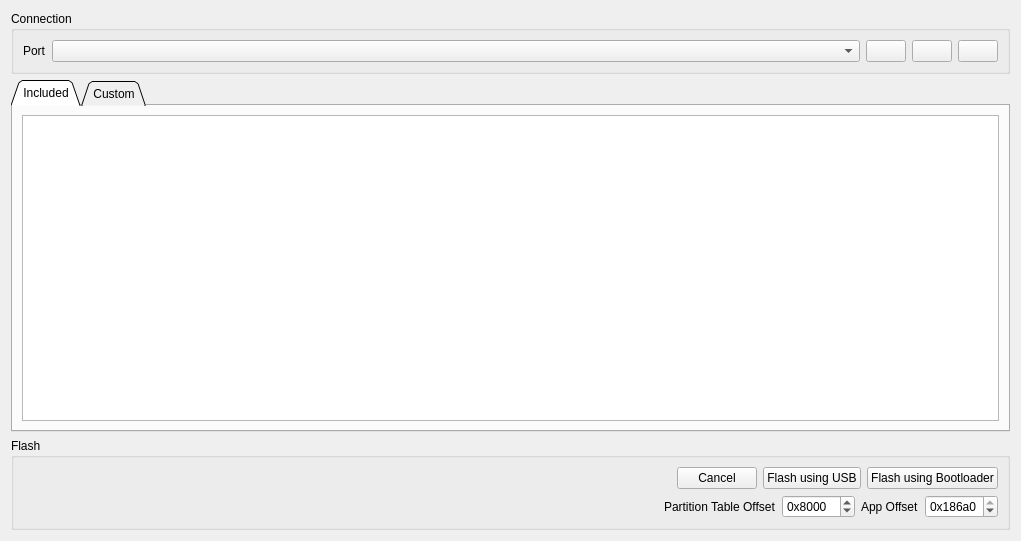
Old version of the form pages/pageespprog.ui in the repository vedderb/vesc_tool.
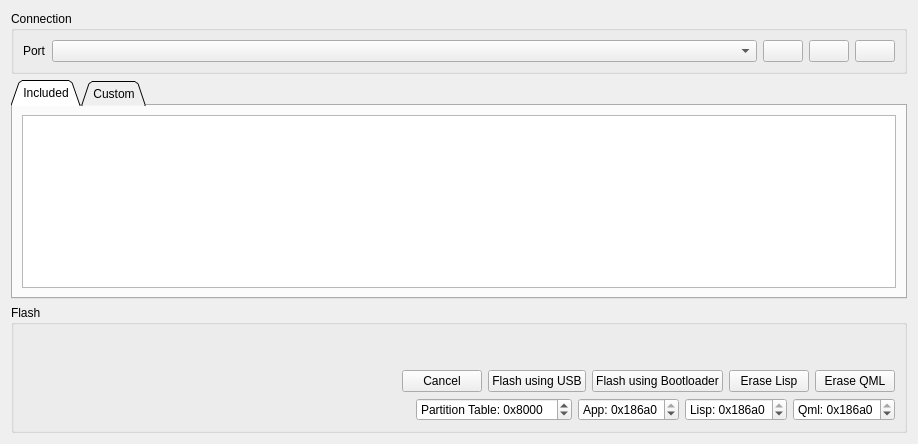
New version of the form. Icons and pictures are not drawn. Custom widgets are drawn as their Qt base class.

Commit message: Added qml and lisp erase buttons to esp programmer

```diff
--- a/pages/pageespprog.ui
+++ b/pages/pageespprog.ui
@@ -6,8 +6,8 @@
    <rect>
     <x>0</x>
     <y>0</y>
-    <width>1021</width>
-    <height>541</height>
+    <width>918</width>
+    <height>444</height>
    </rect>
   </property>
   <property name="windowTitle">
@@ -251,17 +251,36 @@
       <string>Flash</string>
      </property>
      <layout class="QVBoxLayout" name="verticalLayout_4">
+      <item>
+       <widget class="DisplayPercentage" name="progWidget" native="true">
+        <property name="sizePolicy">
+         <sizepolicy hsizetype="MinimumExpanding" vsizetype="Preferred">
+          <horstretch>0</horstretch>
+          <verstretch>0</verstretch>
+         </sizepolicy>
+        </property>
+        <property name="minimumSize">
+         <size>
+          <width>0</width>
+          <height>30</height>
+         </size>
+        </property>
+       </widget>
+      </item>
       <item>
        <layout class="QHBoxLayout" name="horizontalLayout_2">
         <item>
-         <widget class="DisplayPercentage" name="progWidget" native="true">
-          <property name="sizePolicy">
-           <sizepolicy hsizetype="MinimumExpanding" vsizetype="Preferred">
-            <horstretch>0</horstretch>
-            <verstretch>0</verstretch>
-           </sizepolicy>
+         <spacer name="horizontalSpacer_2">
+          <property name="orientation">
+           <enum>Qt::Orientation::Horizontal</enum>
           </property>
-         </widget>
+          <property name="sizeHint" stdset="0">
+           <size>
+            <width>40</width>
+            <height>20</height>
+           </size>
+          </property>
+         </spacer>
         </item>
         <item>
          <widget class="QPushButton" name="cancelButton">
@@ -291,6 +310,20 @@
           </property>
          </widget>
         </item>
+        <item>
+         <widget class="QPushButton" name="eraseLispButton">
+          <property name="text">
+           <string>Erase Lisp</string>
+          </property>
+         </widget>
+        </item>
+        <item>
+         <widget class="QPushButton" name="eraseQmlButton">
+          <property name="text">
+           <string>Erase QML</string>
+          </property>
+         </widget>
+        </item>
        </layout>
       </item>
       <item>
@@ -308,17 +341,10 @@
           </property>
          </spacer>
         </item>
-        <item>
-         <widget class="QLabel" name="label_5">
-          <property name="text">
-           <string>Partition Table Offset</string>
-          </property>
-         </widget>
-        </item>
         <item>
          <widget class="QSpinBox" name="partOffsetBox">
           <property name="prefix">
-           <string>0x</string>
+           <string>Partition Table: 0x</string>
           </property>
           <property name="maximum">
            <number>9999999</number>
@@ -331,17 +357,10 @@
           </property>
          </widget>
         </item>
-        <item>
-         <widget class="QLabel" name="label_6">
-          <property name="text">
-           <string>App Offset</string>
-          </property>
-         </widget>
-        </item>
         <item>
          <widget class="QSpinBox" name="appOffsetBox">
           <property name="prefix">
-           <string>0x</string>
+           <string>App: 0x</string>
           </property>
           <property name="maximum">
            <number>9999999</number>
@@ -354,6 +373,38 @@
           </property>
          </widget>
         </item>
+        <item>
+         <widget class="QSpinBox" name="lispOffsetBox">
+          <property name="prefix">
+           <string>Lisp: 0x</string>
+          </property>
+          <property name="maximum">
+           <number>9999999</number>
+          </property>
+          <property name="value">
+           <number>3407872</number>
+          </property>
+          <property name="displayIntegerBase">
+           <number>16</number>
+          </property>
+         </widget>
+        </item>
+        <item>
+         <widget class="QSpinBox" name="qmlOffsetBox">
+          <property name="prefix">
+           <string>Qml: 0x</string>
+          </property>
+          <property name="maximum">
+           <number>9999999</number>
+          </property>
+          <property name="value">
+           <number>3932160</number>
+          </property>
+          <property name="displayIntegerBase">
+           <number>16</number>
+          </property>
+         </widget>
+        </item>
        </layout>
       </item>
      </layout>
```
Left out of the diff: 8 changed lines with no effect on the pictures. The commit also changes 2 other files.
